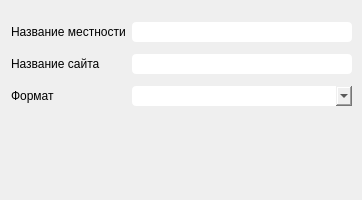
This is view/SearchForm.ui in AnyaIliyina/geo as Qt 5 draws it before an edit. The edited form follows.
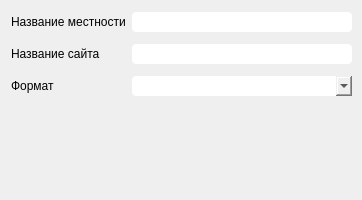
This is the edited form.

Patch:
```diff
--- a/view/SearchForm.ui
+++ b/view/SearchForm.ui
@@ -13,13 +13,13 @@
   <property name="minimumSize">
    <size>
     <width>362</width>
-    <height>200</height>
+    <height>130</height>
    </size>
   </property>
   <property name="maximumSize">
    <size>
-    <width>362</width>
-    <height>200</height>
+    <width>16000</width>
+    <height>16000</height>
    </size>
   </property>
   <property name="font">
@@ -31,7 +31,7 @@
    <bool>false</bool>
   </property>
   <property name="features">
-   <set>QDockWidget::NoDockWidgetFeatures</set>
+   <set>QDockWidget::DockWidgetMovable</set>
   </property>
   <property name="windowTitle">
    <string notr="true">Фильтр</string>
@@ -41,7 +41,7 @@
     <property name="geometry">
      <rect>
       <x>11</x>
-      <y>10</y>
+      <y>0</y>
       <width>341</width>
       <height>108</height>
      </rect>
```
